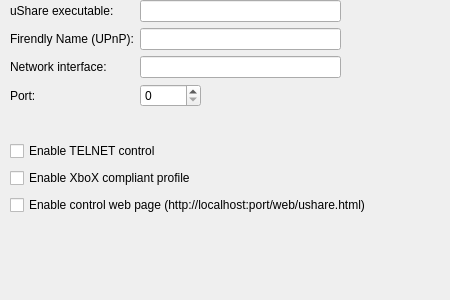
Before: the Qt Designer form applet/configdialog.ui in amoskahiga/ushareoid, drawn with Qt 5.
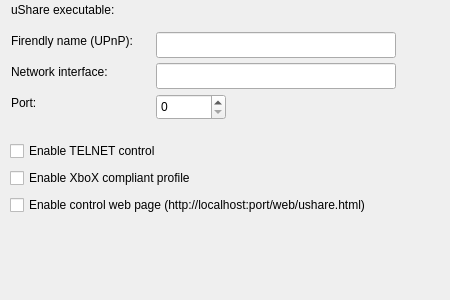
After: the same form once the commit is applied. Custom widgets are drawn as their Qt base class.

Commit message: Modified "Executable" option in settings dialog to use a file-selector.

Diff of the .ui file:
```diff
--- a/applet/configdialog.ui
+++ b/applet/configdialog.ui
@@ -19,74 +19,6 @@
   <property name="windowTitle">
    <string>Form</string>
   </property>
-  <widget class="QWidget" name="formLayoutWidget">
-   <property name="geometry">
-    <rect>
-     <x>10</x>
-     <y>0</y>
-     <width>331</width>
-     <height>122</height>
-    </rect>
-   </property>
-   <layout class="QFormLayout" name="formLayout">
-    <property name="fieldGrowthPolicy">
-     <enum>QFormLayout::ExpandingFieldsGrow</enum>
-    </property>
-    <property name="labelAlignment">
-     <set>Qt::AlignLeading|Qt::AlignLeft|Qt::AlignVCenter</set>
-    </property>
-    <item row="0" column="0">
-     <widget class="QLabel" name="ushareExecutableLabel">
-      <property name="text">
-       <string>uShare executable:</string>
-      </property>
-     </widget>
-    </item>
-    <item row="0" column="1">
-     <widget class="QLineEdit" name="ushareExecutaleLineEdit"/>
-    </item>
-    <item row="2" column="0">
-     <widget class="QLabel" name="networkInterfaceLabel">
-      <property name="text">
-       <string>Network interface:</string>
-      </property>
-      <property name="scaledContents">
-       <bool>false</bool>
-      </property>
-      <property name="wordWrap">
-       <bool>false</bool>
-      </property>
-     </widget>
-    </item>
-    <item row="2" column="1">
-     <widget class="QLineEdit" name="networkInterfaceLineEdit"/>
-    </item>
-    <item row="3" column="0">
-     <widget class="QLabel" name="portLabel">
-      <property name="text">
-       <string>Port:</string>
-      </property>
-     </widget>
-    </item>
-    <item row="3" column="1">
-     <widget class="QSpinBox" name="portSpinBox">
-      <property name="maximum">
-       <number>65535</number>
-      </property>
-     </widget>
-    </item>
-    <item row="1" column="0">
-     <widget class="QLabel" name="friendlyNameLabel">
-      <property name="text">
-       <string>Firendly Name (UPnP):</string>
-      </property>
-     </widget>
-    </item>
-    <item row="1" column="1">
-     <widget class="QLineEdit" name="friendlyNameLineEdit"/>
-    </item>
-   </layout>
-  </widget>
   <widget class="QWidget" name="verticalLayoutWidget">
    <property name="geometry">
     <rect>
@@ -120,7 +52,115 @@
     </item>
    </layout>
   </widget>
+  <widget class="QLabel" name="friendlyNameLabel">
+   <property name="geometry">
+    <rect>
+     <x>11</x>
+     <y>32</y>
+     <width>141</width>
+     <height>17</height>
+    </rect>
+   </property>
+   <property name="text">
+    <string>Firendly name (UPnP):</string>
+   </property>
+  </widget>
+  <widget class="QLabel" name="portLabel">
+   <property name="geometry">
+    <rect>
+     <x>11</x>
+     <y>94</y>
+     <width>31</width>
+     <height>17</height>
+    </rect>
+   </property>
+   <property name="text">
+    <string>Port:</string>
+   </property>
+  </widget>
+  <widget class="QLabel" name="networkInterfaceLabel">
+   <property name="geometry">
+    <rect>
+     <x>11</x>
+     <y>63</y>
+     <width>117</width>
+     <height>17</height>
+    </rect>
+   </property>
+   <property name="text">
+    <string>Network interface:</string>
+   </property>
+   <property name="scaledContents">
+    <bool>false</bool>
+   </property>
+   <property name="wordWrap">
+    <bool>false</bool>
+   </property>
+  </widget>
+  <widget class="QSpinBox" name="portSpinBox">
+   <property name="geometry">
+    <rect>
+     <x>156</x>
+     <y>94</y>
+     <width>70</width>
+     <height>26</height>
+    </rect>
+   </property>
+   <property name="maximum">
+    <number>65535</number>
+   </property>
+  </widget>
+  <widget class="QLineEdit" name="networkInterfaceLineEdit">
+   <property name="geometry">
+    <rect>
+     <x>156</x>
+     <y>63</y>
+     <width>240</width>
+     <height>26</height>
+    </rect>
+   </property>
+  </widget>
+  <widget class="QLabel" name="ushareExecutableLabel">
+   <property name="geometry">
+    <rect>
+     <x>11</x>
+     <y>1</y>
+     <width>123</width>
+     <height>17</height>
+    </rect>
+   </property>
+   <property name="text">
+    <string>uShare executable:</string>
+   </property>
+  </widget>
+  <widget class="QLineEdit" name="friendlyNameLineEdit">
+   <property name="geometry">
+    <rect>
+     <x>156</x>
+     <y>32</y>
+     <width>240</width>
+     <height>26</height>
+    </rect>
+   </property>
+  </widget>
+  <widget class="KUrlRequester" name="ushareExecutableKurlrequester">
+   <property name="geometry">
+    <rect>
+     <x>156</x>
+     <y>0</y>
+     <width>270</width>
+     <height>27</height>
+    </rect>
+   </property>
+  </widget>
  </widget>
+ <customwidgets>
+  <customwidget>
+   <class>KUrlRequester</class>
+   <extends>QFrame</extends>
+   <header>kurlrequester.h</header>
+  </customwidget>
+ </customwidgets>
  <resources/>
  <connections/>
 </ui>
```
The commit also changes 2 other files.
